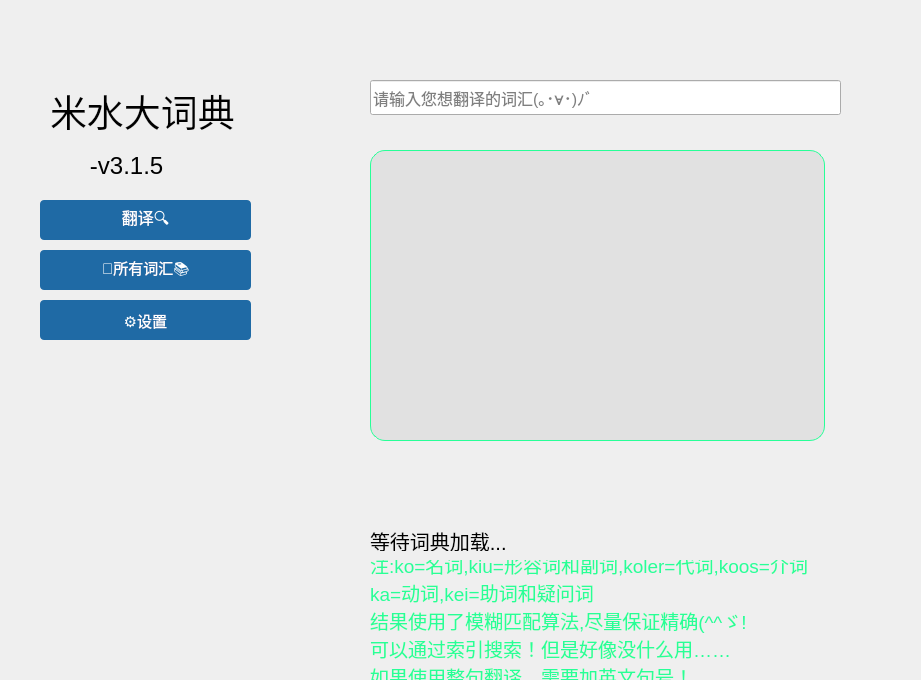
Above: widget.ui from aaronable6755/mishui-dictionary before the change. Below: the same form after it.
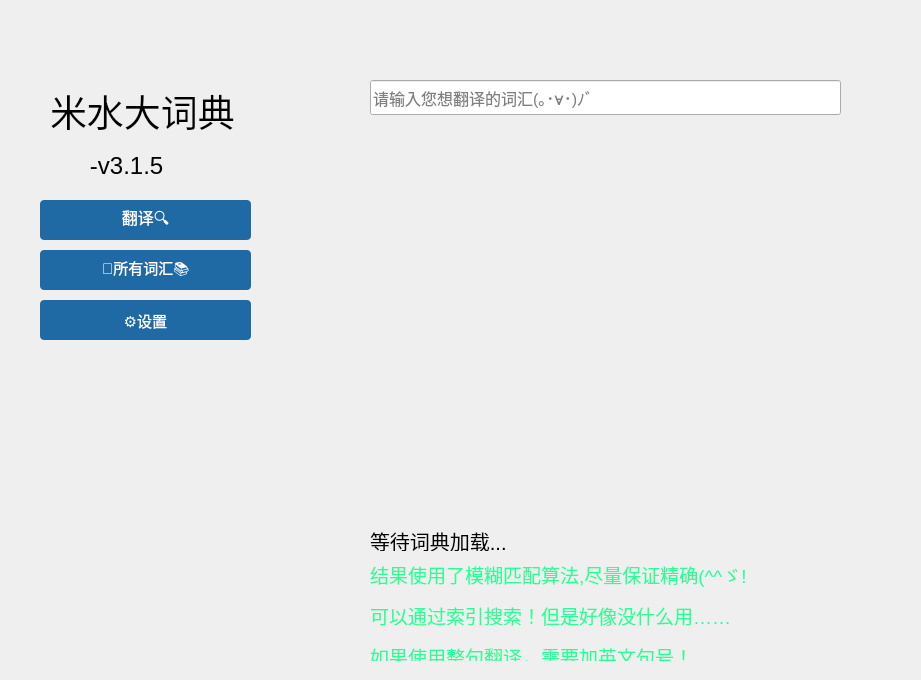
That is the form after the change.

```diff
--- a/widget.ui
+++ b/widget.ui
@@ -411,7 +411,7 @@
        <x>80</x>
        <y>560</y>
        <width>471</width>
-       <height>121</height>
+       <height>101</height>
       </rect>
      </property>
      <property name="font">
@@ -428,11 +428,7 @@
 }</string>
      </property>
      <property name="text">
-      <string>注:ko=名词,kiu=形容词和副词,koler=代词,koos=介词
-ka=动词,kei=助词和疑问词
-结果使用了模糊匹配算法,尽量保证精确(^^ゞ!
-可以通过索引搜索！但是好像没什么用……
-如果使用整句翻译，需要加英文句号！</string>
+      <string>&lt;html&gt;&lt;head/&gt;&lt;body&gt;&lt;p&gt;结果使用了模糊匹配算法,尽量保证精确(^^ゞ!&lt;/p&gt;&lt;p&gt;可以通过索引搜索！但是好像没什么用……&lt;/p&gt;&lt;p&gt;如果使用整句翻译，需要加英文句号！&lt;/p&gt;&lt;/body&gt;&lt;/html&gt;</string>
      </property>
     </widget>
     <widget class="QLabel" name="label_2">
@@ -492,35 +488,6 @@
       <property name="styleSheet">
        <string notr="true"/>
       </property>
-      <widget class="QLabel" name="label_result">
-       <property name="geometry">
-        <rect>
-         <x>0</x>
-         <y>0</y>
-         <width>455</width>
-         <height>291</height>
-        </rect>
-       </property>
-       <property name="font">
-        <font>
-         <pointsize>19</pointsize>
-        </font>
-       </property>
-       <property name="cursor">
-        <cursorShape>IBeamCursor</cursorShape>
-       </property>
-       <property name="styleSheet">
-        <string notr="true">QLabel{
-	border: 1px solid #27FF97;
-	border-radius: 15px;
-	padding-left: 12px;
-	background: rgba(0, 0, 0, 15)
-}</string>
-       </property>
-       <property name="text">
-        <string>&lt;html&gt;&lt;head/&gt;&lt;body&gt;&lt;p&gt;&lt;br/&gt;&lt;/p&gt;&lt;/body&gt;&lt;/html&gt;</string>
-       </property>
-      </widget>
      </widget>
     </widget>
    </widget>
```
